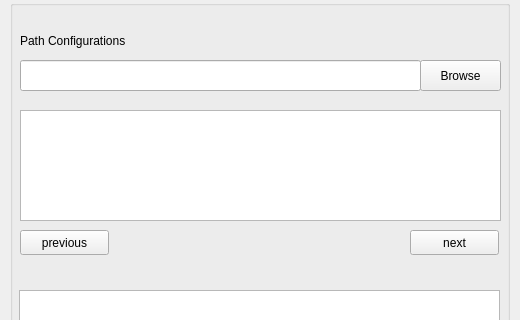
Old version of the form src/omniroute_operation/src/three_by_three_interface/interface.ui in the repository NC4Lab/omniroute_ubuntu_ws; both pictures show x 0 to 520 and y 0 to 320 of the 520 by 853 pixel window.
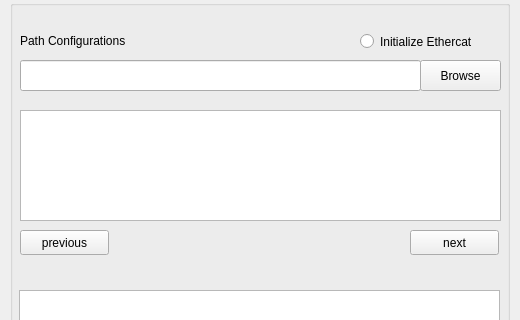
New version of the form.

Commit message: having incoperated ability to send wall confic from 3x3 ui. Gonna work on saving gui config

What changed in the file:
```diff
--- a/src/omniroute_operation/src/three_by_three_interface/interface.ui
+++ b/src/omniroute_operation/src/three_by_three_interface/interface.ui
@@ -149,6 +149,19 @@
      <string>Save</string>
     </property>
    </widget>
+   <widget class="QRadioButton" name="sysInitEtherBtn">
+    <property name="geometry">
+     <rect>
+      <x>350</x>
+      <y>30</y>
+      <width>141</width>
+      <height>23</height>
+     </rect>
+    </property>
+    <property name="text">
+     <string>Initialize Ethercat</string>
+    </property>
+   </widget>
   </widget>
   <zorder>pathSelectorGroupBox</zorder>
   <zorder>mazeView</zorder>
```
Left out of the diff: 16 changed lines with no effect on the pictures. The commit also changes 4 other files.
